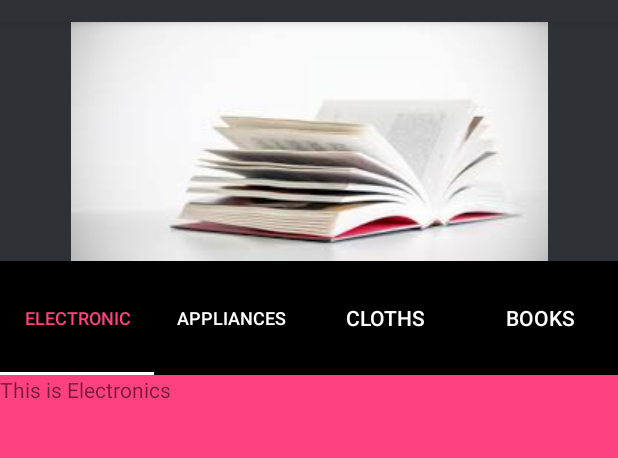
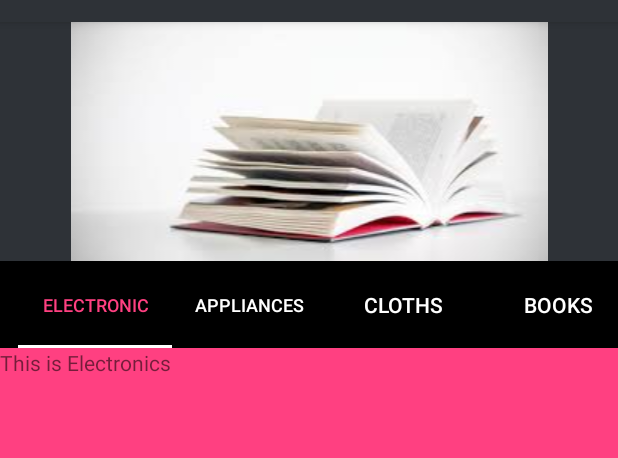
Before and after one commit to yagnik29/Ecommerce, an Android app: the HomeScreen screen opened directly, with no data from a screen before it, on a phone screen of 412 x 824 dp, the part 62-520 px from its top. Run offline under Robolectric (Android 15) with nearby library versions, the phone set to English and light mode, and no system bars.

Commit message:
Minor change in TabView

```diff
--- a/app/src/main/res/layout/content_homescreen.xml
+++ b/app/src/main/res/layout/content_homescreen.xml
@@ -27,13 +27,15 @@
         <android.support.design.widget.TabLayout
             android:id="@+id/tablayout"
             android:layout_width="match_parent"
-            android:layout_height="60dp"
+            android:layout_height="48dp"
             android:background="#000000"
             app:tabIndicatorColor="#ffffff"
+            android:paddingLeft="12dp"
+            android:paddingRight="12dp"
             app:tabSelectedTextColor="@color/colorAccent"
             app:tabTextColor="#ffffff"
             android:textAlignment="center"
-            android:layout_weight="0.1">
+            android:layout_weight="0.06">
 
         </android.support.design.widget.TabLayout>
 
```
Also changed, not shown: 1 other file.
